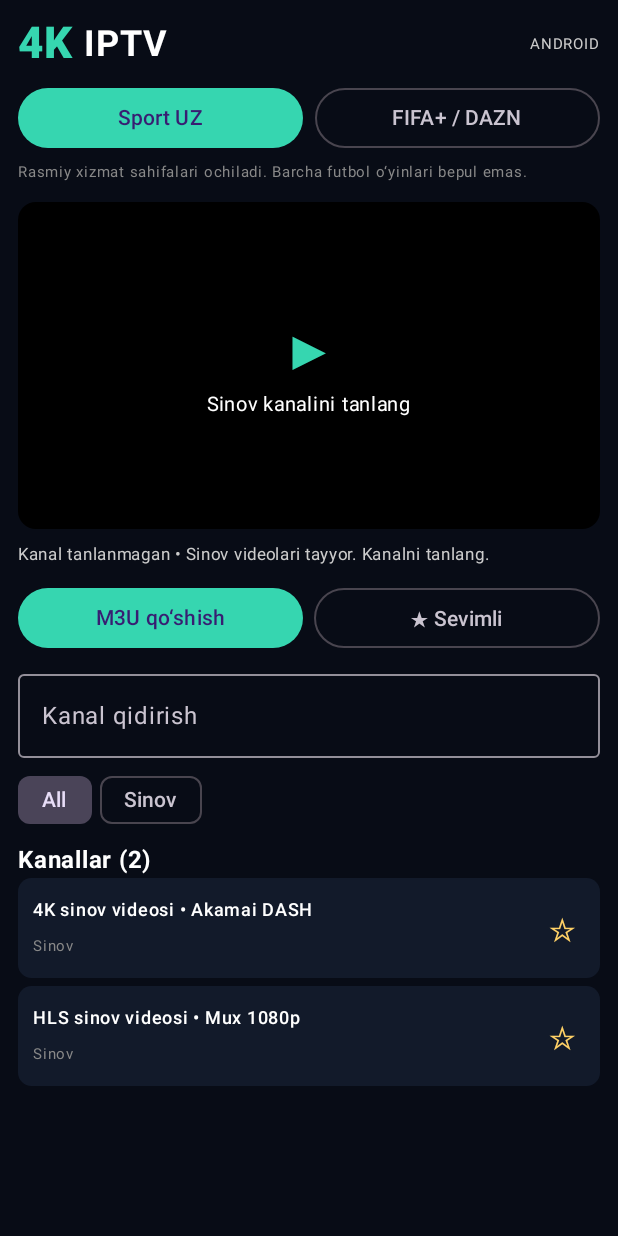
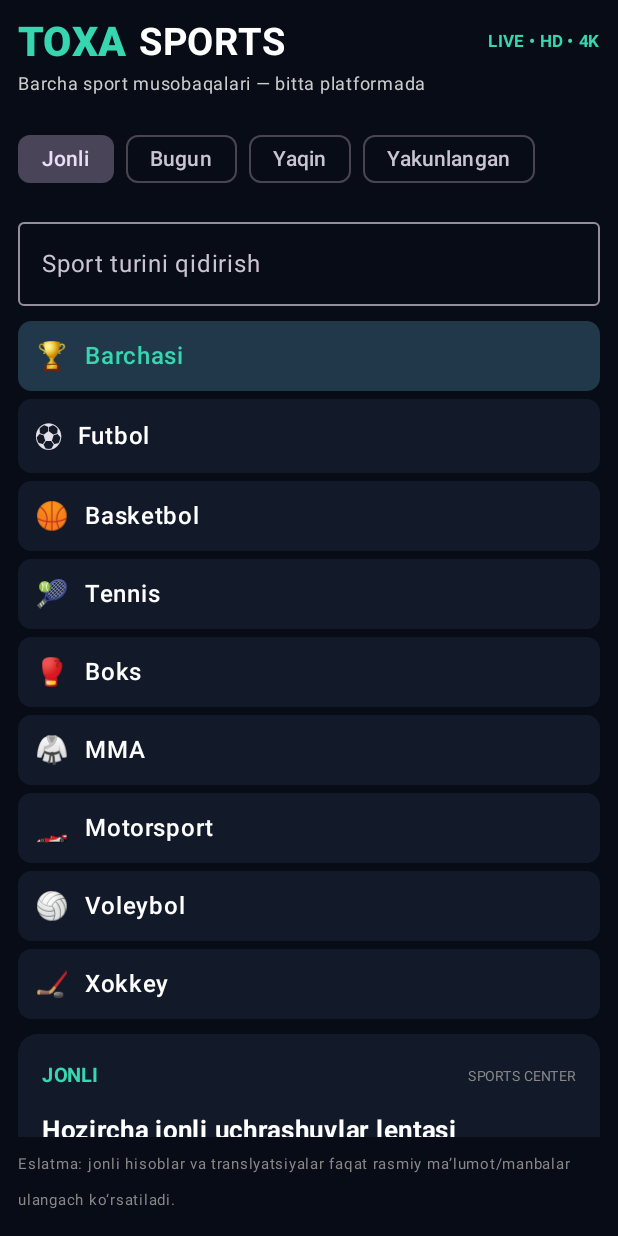
Before and after one commit to toxa0111/4k-Iptv, an Android app built with Jetpack Compose: the screen it shows after launch (MainActivity), on a phone screen of 412 x 824 dp. Run offline under Robolectric (Android 15) with nearby library versions, the phone set to English and light mode, and no system bars.

Commit message:
Replace IPTV channel list with sports hub UI

```diff
--- a/app/src/main/java/uz/toxa/iptv/MainActivity.kt
+++ b/app/src/main/java/uz/toxa/iptv/MainActivity.kt
@@ -13,7 +13,6 @@ import androidx.compose.foundation.lazy.LazyColumn
 import androidx.compose.foundation.lazy.LazyRow
 import androidx.compose.foundation.lazy.items
 import androidx.compose.foundation.shape.RoundedCornerShape
-import androidx.compose.foundation.text.KeyboardOptions
 import androidx.compose.material3.*
 import androidx.compose.runtime.*
 import androidx.compose.ui.Alignment
@@ -21,281 +20,209 @@ import androidx.compose.ui.Modifier
 import androidx.compose.ui.graphics.Color
 import androidx.compose.ui.platform.LocalContext
 import androidx.compose.ui.text.font.FontWeight
-import androidx.compose.ui.text.input.KeyboardType
 import androidx.compose.ui.unit.dp
 import androidx.compose.ui.unit.sp
-import androidx.compose.ui.viewinterop.AndroidView
-import androidx.media3.common.MediaItem
-import androidx.media3.common.PlaybackException
-import androidx.media3.common.Player
-import androidx.media3.exoplayer.ExoPlayer
-import androidx.media3.ui.PlayerView
-import kotlinx.coroutines.Dispatchers
-import kotlinx.coroutines.launch
-import kotlinx.coroutines.withContext
-import java.net.URL
 
-private data class Channel(val name: String, val url: String, val group: String = "Imported")
-private val demoChannels = listOf(
-    Channel("4K sinov videosi • Akamai DASH", "https://dash.akamaized.net/akamai/bbb_30fps/bbb_30fps.mpd", "Sinov"),
-    Channel("HLS sinov videosi • Mux 1080p", "https://test-streams.mux.dev/x36xhzz/x36xhzz.m3u8", "Sinov")
+private data class Sport(val name: String, val emoji: String, val providers: List<Pair<String, String>>)
+private val sports = listOf(
+    Sport("Futbol", "⚽", listOf("ZO‘R TV" to "https://zortv.uz/", "Setanta Sports" to "https://setantasports.com/", "FIFA+" to "https://www.plus.fifa.com/")),
+    Sport("Basketbol", "🏀", listOf("NBA" to "https://www.nba.com/watch", "FIBA" to "https://www.fiba.basketball/")),
+    Sport("Tennis", "🎾", listOf("Tennis TV" to "https://www.tennistv.com/", "WTA" to "https://www.wtatennis.com/")),
+    Sport("Boks", "🥊", listOf("DAZN" to "https://www.dazn.com/", "World Boxing" to "https://worldboxing.org/")),
+    Sport("MMA", "🥋", listOf("UFC" to "https://www.ufc.com/watch", "UFC Fight Pass" to "https://www.ufcfightpass.com/")),
+    Sport("Motorsport", "🏎️", listOf("F1 TV" to "https://www.formula1.com/en/subscribe-to-f1-tv", "MotoGP" to "https://www.motogp.com/")),
+    Sport("Voleybol", "🏐", listOf("Volleyball World" to "https://www.volleyballworld.com/")),
+    Sport("Xokkey", "🏒", listOf("NHL" to "https://www.nhl.com/subscribe"))
 )
+
+private val bg = Color(0xFF080C16)
+private val panel = Color(0xFF121A2A)
+private val accent = Color(0xFF36D6B0)
 
 class MainActivity : ComponentActivity() {
     override fun onCreate(savedInstanceState: Bundle?) {
         super.onCreate(savedInstanceState)
         window.statusBarColor = android.graphics.Color.rgb(8, 12, 22)
         window.navigationBarColor = android.graphics.Color.rgb(8, 12, 22)
-        setContent { IptvApp() }
+        setContent { SportsApp() }
     }
 }
 
 @Composable
-private fun IptvApp() {
+private fun SportsApp() {
     val context = LocalContext.current
-    val scope = rememberCoroutineScope()
-    val channels = remember { mutableStateListOf<Channel>().apply { addAll(demoChannels) } }
-    val favorites = remember { mutableStateListOf<String>() }
-    var selected by remember { mutableStateOf<Channel?>(null) }
-    var query by remember { mutableStateOf("") }
-    var playlistUrl by remember { mutableStateOf("") }
-    var showImport by remember { mutableStateOf(false) }
-    var message by remember { mutableStateOf("Sinov videolari tayyor. Kanalni tanlang.") }
-    var category by remember { mutableStateOf("All") }
-    var onlyFavorites by remember { mutableStateOf(false) }
-    var loading by remember { mutableStateOf(false) }
-
-    val player = remember {
-        ExoPlayer.Builder(context).build().apply {
-            playWhenReady = false
-            addListener(object : Player.Listener {
-                override fun onPlaybackStateChanged(state: Int) {
-                    if (state == Player.STATE_BUFFERING) message = "Video yuklanmoqda…"
-                    if (state == Player.STATE_READY) message = "Ijro qilinmoqda"
-                    if (state == Player.STATE_ENDED) message = "Video tugadi"
-                }
-                override fun onPlayerError(error: PlaybackException) {
-                    message = "Ijro xatosi: " + error.errorCodeName + ". Manbani tekshiring."
-                }
-            })
-        }
-    }
-    DisposableEffect(Unit) { onDispose { player.release() } }
-
-    val groups = listOf("All") + channels.map { it.group }.distinct()
-    val visible = channels.filter {
-        (category == "All" || it.group == category) &&
-            (!onlyFavorites || favorites.contains(it.url)) &&
-            (query.isBlank() || it.name.contains(query, true))
-    }
-    fun play(channel: Channel) {
-        selected = channel
-        message = "Ulanmoqda…"
-        player.setMediaItem(MediaItem.fromUri(Uri.parse(channel.url)))
-        player.prepare()
-        player.play()
+    var selectedSport by remember { mutableStateOf("Barchasi") }
+    var selectedSection by remember { mutableStateOf("Jonli") }
+    var selectedMatch by remember { mutableStateOf<String?>(null) }
+    var search by remember { mutableStateOf("") }
+    val filteredSports = sports.filter {
+        (selectedSport == "Barchasi" || it.name == selectedSport) &&
+            (search.isBlank() || it.name.contains(search, true))
     }
 
-    MaterialTheme(colorScheme = darkColorScheme(primary = Color(0xFF36D6B0), background = Color(0xFF080C16), surface = Color(0xFF121A2A))) {
-        Surface(Modifier.fillMaxSize(), color = Color(0xFF080C16)) {
+    fun openOfficial(url: String) {
+        runCatching { context.startActivity(Intent(Intent.ACTION_VIEW, Uri.parse(url))) }
+    }
+
+    MaterialTheme(colorScheme = darkColorScheme(primary = accent, background = bg, surface = panel)) {
+        Surface(Modifier.fillMaxSize(), color = bg) {
             BoxWithConstraints(Modifier.fillMaxSize()) {
-                val compact = maxWidth < 600.dp
-                Column(Modifier.fillMaxSize().padding(if (compact) 12.dp else 16.dp)) {
+                val compact = maxWidth < 650.dp
+                Column(Modifier.fillMaxSize().padding(if (compact) 12.dp else 22.dp)) {
                     Row(verticalAlignment = Alignment.CenterVertically) {
-                        Text("4K", color = Color(0xFF36D6B0), fontSize = 29.sp, fontWeight = FontWeight.Black)
-                        Spacer(Modifier.width(7.dp))
-                        Text("IPTV", color = Color.White, fontSize = 24.sp, fontWeight = FontWeight.Bold)
+                        Text("TOXA", color = accent, fontSize = 27.sp, fontWeight = FontWeight.Black)
+                        Spacer(Modifier.width(8.dp))
+                        Text("SPORTS", color = Color.White, fontSize = 25.sp, fontWeight = FontWeight.Bold)
                         Spacer(Modifier.weight(1f))
-                        Text(if (compact) "ANDROID" else "PHONE • ANDROID TV", color = Color.LightGray, fontSize = 10.sp)
+                        Text("LIVE • HD • 4K", color = accent, fontSize = 11.sp, fontWeight = FontWeight.Bold)
                     }
-                    Spacer(Modifier.height(8.dp))
-                    Row(horizontalArrangement = Arrangement.spacedBy(8.dp)) {
-                        Button(onClick = {
-                            runCatching { context.startActivity(Intent(Intent.ACTION_VIEW, Uri.parse("https://uzvision.tv/en/channel/sport_uz"))) }
-                                .onFailure { message = "Brauzer ochilmadi" }
-                        }, modifier = Modifier.weight(1f)) { Text("Sport UZ") }
-                        OutlinedButton(onClick = {
-                            runCatching { context.startActivity(Intent(Intent.ACTION_VIEW, Uri.parse("https://www.dazn.com/fifaplus"))) }
-                                .onFailure { message = "Brauzer ochilmadi" }
-                        }, modifier = Modifier.weight(1f)) { Text("FIFA+ / DAZN") }
+                    Text("Barcha sport musobaqalari — bitta platformada", color = Color.LightGray, fontSize = 12.sp)
+                    Spacer(Modifier.height(14.dp))
+
+                    LazyRow(horizontalArrangement = Arrangement.spacedBy(8.dp)) {
+                        items(listOf("Jonli", "Bugun", "Yaqin", "Yakunlangan")) { section ->
+                            FilterChip(
+                                selected = selectedSection == section,
+                                onClick = { selectedSection = section; selectedMatch = null },
+                                label = { Text(section) }
+                            )
+                        }
                     }
-                    Text("Rasmiy xizmat sahifalari ochiladi. Barcha futbol o‘yinlari bepul emas.", color = Color.Gray, fontSize = 10.sp)
-                    Spacer(Modifier.height(8.dp))
+                    Spacer(Modifier.height(10.dp))
+                    OutlinedTextField(
+                        value = search, onValueChange = { search = it },
+                        modifier = Modifier.fillMaxWidth(), singleLine = true,
+                        label = { Text("Sport turini qidirish") }
+                    )
+                    Spacer(Modifier.height(10.dp))
 
                     if (compact) {
-                        Column(Modifier.fillMaxSize()) {
-                            PlayerPanel(player, selected, true)
-                            Spacer(Modifier.height(5.dp))
-                            Text((selected?.name ?: "Kanal tanlanmagan") + " • " + message, color = Color.LightGray, fontSize = 11.sp, maxLines = 2)
-                            Spacer(Modifier.height(6.dp))
-                            Controls(query, { query = it }, { showImport = true }, onlyFavorites, { onlyFavorites = !onlyFavorites }, loading)
-                            LazyRow(horizontalArrangement = Arrangement.spacedBy(5.dp), modifier = Modifier.padding(vertical = 4.dp)) {
-                                items(groups) { g -> FilterChip(selected = category == g, onClick = { category = g }, label = { Text(g) }) }
-                            }
-                            Text("Kanallar (" + visible.size + ")", color = Color.White, fontWeight = FontWeight.Bold)
-                            LazyColumn(Modifier.weight(1f), verticalArrangement = Arrangement.spacedBy(5.dp)) {
-                                items(visible, key = { it.url }) { c ->
-                                    ChannelRow(c, selected == c, favorites.contains(c.url), { play(c) }) {
-                                        if (favorites.contains(c.url)) favorites.remove(c.url) else favorites.add(c.url)
-                                    }
+                        SportsPicker(selectedSport) { selectedSport = it; selectedMatch = null }
+                        Spacer(Modifier.height(10.dp))
+                        LazyColumn(Modifier.weight(1f), verticalArrangement = Arrangement.spacedBy(10.dp)) {
+                            item { EventStatusCard(selectedSection) }
+                            if (selectedMatch != null) {
+                                item { MatchDetail(selectedMatch!!, filteredSports.firstOrNull(), ::openOfficial) }
+                            } else {
+                                items(filteredSports) { sport ->
+                                    SportCard(sport, ::openOfficial) { selectedMatch = sport.name }
                                 }
                             }
                         }
                     } else {
-                        Row(Modifier.weight(1f), horizontalArrangement = Arrangement.spacedBy(14.dp)) {
-                            Column(Modifier.weight(1.15f)) {
-                                Text("Video pleer", color = Color.White, fontSize = 18.sp, fontWeight = FontWeight.Bold)
+                        Row(Modifier.weight(1f), horizontalArrangement = Arrangement.spacedBy(16.dp)) {
+                            Column(Modifier.weight(0.34f)) {
+                                Text("SPORT TURLARI", color = Color.Gray, fontSize = 11.sp, fontWeight = FontWeight.Bold)
                                 Spacer(Modifier.height(8.dp))
-                                PlayerPanel(player, selected, false, Modifier.weight(1f))
-                                Spacer(Modifier.height(6.dp))
-                                Text((selected?.name ?: "Kanal tanlanmagan") + " • " + message, color = Color.LightGray, fontSize = 12.sp, maxLines = 2)
-                                Spacer(Modifier.height(8.dp))
-                                Controls(query, { query = it }, { showImport = true }, onlyFavorites, { onlyFavorites = !onlyFavorites }, loading)
-                                LazyRow(horizontalArrangement = Arrangement.spacedBy(5.dp), modifier = Modifier.padding(top = 5.dp)) {
-                                    items(groups) { g -> FilterChip(selected = category == g, onClick = { category = g }, label = { Text(g, maxLines = 1) }) }
-                                }
+                                SportsPicker(selectedSport) { selectedSport = it; selectedMatch = null }
                             }
-                            Column(Modifier.weight(0.85f)) {
-                                Text("Kanallar (" + visible.size + ")", color = Color.White, fontWeight = FontWeight.Bold, fontSize = 18.sp)
-                                Spacer(Modifier.height(8.dp))
-                                LazyColumn(verticalArrangement = Arrangement.spacedBy(6.dp)) {
-                                    items(visible, key = { it.url }) { c ->
-                                        ChannelRow(c, selected == c, favorites.contains(c.url), { play(c) }) {
-                                            if (favorites.contains(c.url)) favorites.remove(c.url) else favorites.add(c.url)
+                            Column(Modifier.weight(0.66f)) {
+                                EventStatusCard(selectedSection)
+                                Spacer(Modifier.height(10.dp))
+                                if (selectedMatch != null) {
+                                    MatchDetail(selectedMatch!!, sports.firstOrNull { it.name == selectedMatch }, ::openOfficial)
+                                } else {
+                                    LazyColumn(verticalArrangement = Arrangement.spacedBy(10.dp)) {
+                                        items(filteredSports) { sport ->
+                                            SportCard(sport, ::openOfficial) { selectedMatch = sport.name }
                                         }
                                     }
                                 }
                             }
                         }
                     }
-                    Text("Sinov videolari jonli TV emas. Haqiqiy 4K uchun manba 2160p bo‘lishi kerak.", color = Color.Gray, fontSize = 9.sp)
+                    Spacer(Modifier.height(6.dp))
+                    Text(
+                        "Eslatma: jonli hisoblar va translyatsiyalar faqat rasmiy ma’lumot/manbalar ulangach ko‘rsatiladi.",
+                        color = Color.Gray, fontSize = 10.sp
+                    )
                 }
-            }
-        }
-    }
-
-    if (showImport) {
-        AlertDialog(
-            onDismissRequest = { if (!loading) showImport = false },
-            title = { Text("M3U yoki video manzilini qo‘shish") },
-            text = {
-                Column {
-                    Text("M3U playlist yoki bevosita .m3u8 / .mpd manzilini kiriting.")
-                    Spacer(Modifier.height(8.dp))
-                    OutlinedTextField(value = playlistUrl, onValueChange = { playlistUrl = it }, label = { Text("https://...") },
-                        singleLine = true, keyboardOptions = KeyboardOptions(keyboardType = KeyboardType.Uri))
-                    if (loading) {
-                        Spacer(Modifier.height(8.dp))
-                        LinearProgressIndicator(Modifier.fillMaxWidth())
-                    }
-                }
-            },
-            confirmButton = {
-                TextButton(enabled = !loading, onClick = {
-                    val url = playlistUrl.trim()
-                    if (!url.startsWith("https://") && !url.startsWith("http://")) {
-                        message = "To‘g‘ri HTTP yoki HTTPS manzil kiriting."
-                    } else {
-                        scope.launch {
-                            loading = true
-                            try {
-                                val parsed = withContext(Dispatchers.IO) {
-                                    val connection = URL(url).openConnection().apply {
-                                        connectTimeout = 12000
-                                        readTimeout = 12000
-                                    }
-                                    val body = connection.getInputStream().bufferedReader().use { it.readText() }
-                                    parseM3u(body)
-                                }
-                                val result = if (parsed.isNotEmpty()) parsed else listOf(Channel("To‘g‘ridan-to‘g‘ri stream", url))
-                                val merged = (channels.toList() + result).distinctBy { it.url }
-                                channels.clear()
-                                channels.addAll(merged)
-                                category = "All"
-                                onlyFavorites = false
-                                message = result.size.toString() + " ta kanal/manba qo‘shildi."
-                                showImport = false
-                            } catch (e: Exception) {
-                                message = "Manzil yuklanmadi: " + (e.message ?: "tarmoq xatosi")
-                            } finally {
-                                loading = false
-                            }
-                        }
-                    }
-                }) { Text("Yuklash") }
-            },
-            dismissButton = { TextButton(onClick = { if (!loading) showImport = false }) { Text("Bekor") } }
-        )
-    }
-}
-
-@Composable
-private fun PlayerPanel(player: ExoPlayer, selected: Channel?, compact: Boolean, modifier: Modifier = Modifier) {
-    Box(
-        modifier.fillMaxWidth()
-            .then(if (compact) Modifier.aspectRatio(16f / 9f) else Modifier.heightIn(min = 220.dp))
-            .background(Color.Black, RoundedCornerShape(12.dp))
-    ) {
-        if (selected != null) {
-            AndroidView(modifier = Modifier.fillMaxSize(), factory = { ctx ->
-                PlayerView(ctx).apply {
-                    this.player = player
-                    useController = true
-                    setShowBuffering(PlayerView.SHOW_BUFFERING_ALWAYS)
-                }
-            }, update = { it.player = player })
-        } else {
-            Column(Modifier.align(Alignment.Center), horizontalAlignment = Alignment.CenterHorizontally) {
-                Text("▶", color = Color(0xFF36D6B0), fontSize = 38.sp)
-                Text("Sinov kanalini tanlang", color = Color.White, fontSize = 13.sp)
             }
         }
     }
 }
 
 @Composable
-private fun Controls(query: String, onQuery: (String) -> Unit, onImport: () -> Unit,
-                     favorites: Boolean, onFavorites: () -> Unit, loading: Boolean) {
-    Row(horizontalArrangement = Arrangement.spacedBy(7.dp), verticalAlignment = Alignment.CenterVertically) {
-        Button(onClick = onImport, enabled = !loading, modifier = Modifier.weight(1f)) { Text("M3U qo‘shish", maxLines = 1) }
-        OutlinedButton(onClick = onFavorites, modifier = Modifier.weight(1f)) { Text(if (favorites) "Barchasi" else "★ Sevimli", maxLines = 1) }
+private fun SportsPicker(selected: String, onSelect: (String) -> Unit) {
+    Column(verticalArrangement = Arrangement.spacedBy(5.dp)) {
+        val all = listOf("Barchasi" to "🏆") + sports.map { it.name to it.emoji }
+        all.forEach { (name, emoji) ->
+            Row(
+                Modifier.fillMaxWidth()
+                    .background(if (selected == name) Color(0xFF20384A) else panel, RoundedCornerShape(9.dp))
+                    .clickable { onSelect(name) }.focusable().padding(11.dp),
+                verticalAlignment = Alignment.CenterVertically
+            ) {
+                Text(emoji, fontSize = 18.sp)
+                Spacer(Modifier.width(10.dp))
+                Text(name, color = if (selected == name) accent else Color.White, fontWeight = FontWeight.SemiBold)
+            }
+        }
     }
-    Spacer(Modifier.height(5.dp))
-    OutlinedTextField(value = query, onValueChange = onQuery, modifier = Modifier.fillMaxWidth(), singleLine = true, label = { Text("Kanal qidirish") })
 }
 
 @Composable
-private fun ChannelRow(channel: Channel, selected: Boolean, favorite: Boolean, onPlay: () -> Unit, onFavorite: () -> Unit) {
-    Row(Modifier.fillMaxWidth()
-        .background(if (selected) Color(0xFF20384A) else Color(0xFF121A2A), RoundedCornerShape(9.dp))
-        .clickable(onClick = onPlay).focusable().padding(horizontal = 10.dp, vertical = 9.dp),
-        verticalAlignment = Alignment.CenterVertically) {
-        Column(Modifier.weight(1f)) {
-            Text(channel.name, color = Color.White, fontWeight = FontWeight.SemiBold, fontSize = 12.sp)
-            Text(channel.group, color = Color.Gray, fontSize = 10.sp)
+private fun EventStatusCard(section: String) {
+    Column(
+        Modifier.fillMaxWidth().background(panel, RoundedCornerShape(13.dp)).padding(16.dp)
+    ) {
+        Row(verticalAlignment = Alignment.CenterVertically) {
+            Text(section.uppercase(), color = accent, fontWeight = FontWeight.Bold, fontSize = 13.sp)
+            Spacer(Modifier.weight(1f))
+            Text("SPORTS CENTER", color = Color.Gray, fontSize = 9.sp)
         }
-        Text(if (favorite) "★" else "☆", color = Color(0xFFFFD166), fontSize = 21.sp,
-            modifier = Modifier.clickable(onClick = onFavorite).padding(horizontal = 5.dp))
+        Spacer(Modifier.height(12.dp))
+        Text(
+            when (section) {
+                "Jonli" -> "Hozircha jonli uchrashuvlar lentasi ulanmagan"
+                "Bugun" -> "Bugungi musobaqalar taqvimi ulanmoqda"
+                "Yaqin" -> "Kelgusi uchrashuvlar taqvimi ulanmoqda"
+                else -> "Yakunlangan o‘yinlar natijalari ulanmoqda"
+            },
+            color = Color.White, fontSize = 17.sp, fontWeight = FontWeight.Bold
+        )
+        Spacer(Modifier.height(6.dp))
+        Text(
+            "Soxta o‘yinlar yoki hisoblar ko‘rsatilmaydi. Rasmiy sport taqvimi va natijalar API manbasi ulanmaguncha ro‘yxat bo‘sh turadi.",
+            color = Color.LightGray, fontSize = 12.sp, lineHeight = 17.sp
+        )
     }
 }
 
-private fun parseM3u(content: String): List<Channel> {
-    val result = mutableListOf<Channel>()
-    var name = "Nomsiz kanal"
-    var group = "Imported"
-    content.lineSequence().forEach { raw ->
-        val line = raw.trim()
-        when {
-            line.startsWith("#EXTINF", true) -> {
-                name = line.substringAfterLast(",").trim().ifBlank { "Nomsiz kanal" }
-                group = Regex("group-title=\"([^\"]*)\"").find(line)?.groupValues?.getOrNull(1) ?: "Imported"
-            }
-            line.isNotBlank() && !line.startsWith("#") &&
-                (line.startsWith("http://") || line.startsWith("https://")) -> {
-                result.add(Channel(name, line, group))
-                name = "Nomsiz kanal"
+@Composable
+private fun SportCard(sport: Sport, openOfficial: (String) -> Unit, onSelect: () -> Unit) {
+    Column(Modifier.fillMaxWidth().background(panel, RoundedCornerShape(12.dp)).padding(14.dp)) {
+        Row(verticalAlignment = Alignment.CenterVertically, modifier = Modifier.clickable(onClick = onSelect)) {
+            Text(sport.emoji, fontSize = 25.sp)
+            Spacer(Modifier.width(10.dp))
+            Text(sport.name, color = Color.White, fontSize = 17.sp, fontWeight = FontWeight.Bold)
+            Spacer(Modifier.weight(1f))
+            Text("Manbalar  ›", color = accent, fontSize = 11.sp)
+        }
+        Spacer(Modifier.height(9.dp))
+        Text("Rasmiy translyatsiya platformalari", color = Color.Gray, fontSize = 11.sp)
+        Spacer(Modifier.height(6.dp))
+        LazyRow(horizontalArrangement = Arrangement.spacedBy(7.dp)) {
+            items(sport.providers) { (name, url) ->
+                OutlinedButton(onClick = { openOfficial(url) }, contentPadding = PaddingValues(horizontal = 12.dp, vertical = 5.dp)) {
+                    Text(name, fontSize = 11.sp, maxLines = 1)
+                }
             }
         }
     }
-    return result
 }
+
+@Composable
+private fun MatchDetail(name: String, sport: Sport?, openOfficial: (String) -> Unit) {
+    Column(Modifier.fillMaxWidth().background(panel, RoundedCornerShape(13.dp)).padding(16.dp)) {
+        Text("$name — translyatsiya", color = Color.White, fontSize = 19.sp, fontWeight = FontWeight.Bold)
+        Spacer(Modifier.height(8.dp))
+        Text("Hozircha tasdiqlangan jonli o‘yin yoki litsenziyalangan video manbasi mavjud emas.", color = Color.LightGray, fontSize = 13.sp)
+        Spacer(Modifier.height(12.dp))
+        Text("Rasmiy tomosha qilish xizmatlari", color = accent, fontWeight = FontWeight.Bold)
+        Spacer(Modifier.height(6.dp))
+        (sport?.providers ?: emptyList()).forEach { (name, url) ->
+            TextButton(onClick = { openOfficial(url) }) { Text("▶  $name", color = Color.White) }
+        }
+    }
+}
```
